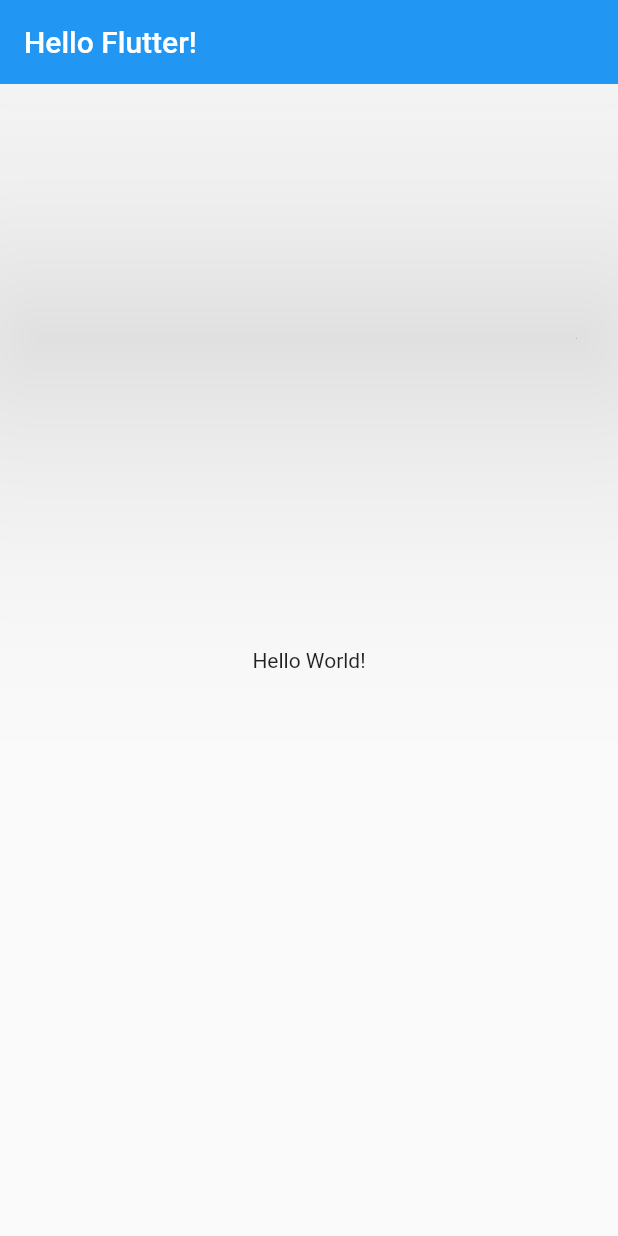
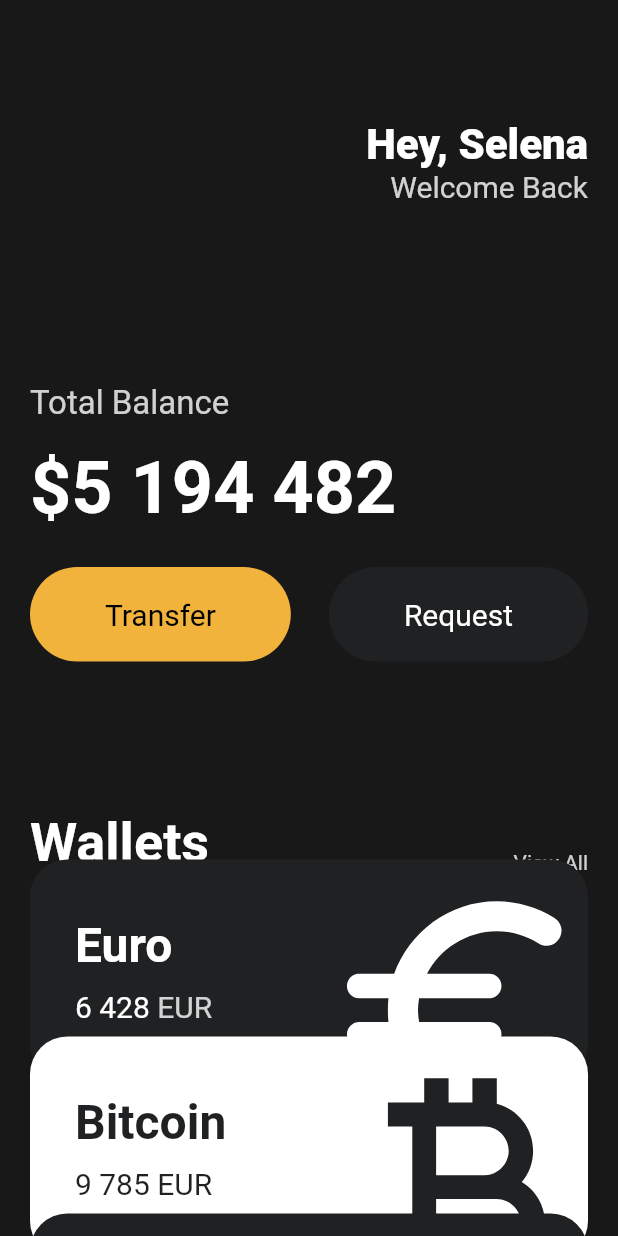
Before and after one commit to brithely/learn-flutter, a Flutter app: the screen it shows after launch, on a phone screen of 412 x 824 dp. Run offline on Flutter 3.47's test engine with Material 2 defaults, Android fonts, the phone set to English and light mode, and no system bars.

Commit message:
3 UI CHALLENGE

```diff
--- a/toonflix/lib/main.dart
+++ b/toonflix/lib/main.dart
@@ -1,25 +1,143 @@
-import 'package:flutter/cupertino.dart';
 import 'package:flutter/material.dart';
-
-
+import 'package:toonflix/widgets/button.dart';
+import 'package:toonflix/widgets/currency_card.dart';
 
 void main() {
-  runApp(App());
+  runApp(const App());
 }
 
 class App extends StatelessWidget {
+  const App({super.key});
+
   // 시작이 되는 위젯 (root widget)
 
   @override
   Widget build(BuildContext context) {
     return MaterialApp(
       home: Scaffold(
-        appBar: AppBar(
-          elevation: 99,
-          title: Text('Hello Flutter!'),
-        ),
-        body: Center(
-          child: Text('Hello World!'),
+        backgroundColor: const Color(0xFF181818),
+        body: SingleChildScrollView(
+          child: Padding(
+            padding: const EdgeInsets.symmetric(
+              horizontal: 20,
+            ),
+            child: Column(
+              crossAxisAlignment: CrossAxisAlignment.start,
+              children: [
+                const SizedBox(
+                  height: 80,
+                ),
+                Row(
+                  mainAxisAlignment: MainAxisAlignment.end,
+                  children: [
+                    Column(
+                      crossAxisAlignment: CrossAxisAlignment.end,
+                      children: [
+                        const Text(
+                          'Hey, Selena',
+                          style: TextStyle(
+                            color: Colors.white,
+                            fontSize: 28,
+                            fontWeight: FontWeight.w800,
+                          ),
+                        ),
+                        Text(
+                          'Welcome Back',
+                          style: TextStyle(
+                            color: Colors.white.withOpacity(0.8),
+                            fontSize: 20,
+                          ),
+                        ),
+                      ],
+                    )
+                  ],
+                ),
+                const SizedBox(
+                  height: 120,
+                ),
+                Text(
+                  'Total Balance',
+                  style: TextStyle(
+                    fontSize: 22,
+                    color: Colors.white.withOpacity(0.8),
+                  ),
+                ),
+                const SizedBox(
+                  height: 15,
+                ),
+                const Text(
+                  '\$5 194 482',
+                  style: TextStyle(
+                    fontSize: 48,
+                    fontWeight: FontWeight.w600,
+                    color: Colors.white,
+                  ),
+                ),
+                const SizedBox(
+                  height: 25,
+                ),
+                Row(
+                  mainAxisAlignment: MainAxisAlignment.spaceBetween,
+                  children: const [
+                    Button(
+                      text: 'Transfer',
+                      bgColor: Color(0xFFF1B33B),
+                      textColor: Colors.black,
+                    ),
+                    Button(
+                      text: 'Request',
+                      bgColor: Color(0xFF1F2123),
+                      textColor: Colors.white,
+                    ),
+                  ],
+                ),
+                const SizedBox(
+                  height: 100,
+                ),
+                Row(
+                  crossAxisAlignment: CrossAxisAlignment.end,
+                  mainAxisAlignment: MainAxisAlignment.spaceBetween,
+                  children: [
+                    const Text('Wallets',
+                        style: TextStyle(
+                          color: Colors.white,
+                          fontSize: 36,
+                          fontWeight: FontWeight.w600,
+                        )),
+                    Text('View All',
+                        style: TextStyle(color: Colors.white.withOpacity(0.8))),
+                  ],
+                ),
+                const SizedBox(
+                  height: 20,
+                ),
+                const CurrencyCard(
+                  name: "Euro",
+                  code: "EUR",
+                  amount: "6 428",
+                  icon: Icons.euro_rounded,
+                  isInverted: false,
+                  order: 1,
+                ),
+                const CurrencyCard(
+                  name: "Bitcoin",
+                  code: "EUR",
+                  amount: "9 785",
+                  icon: Icons.currency_bitcoin,
+                  isInverted: true,
+                  order: 2,
+                ),
+                const CurrencyCard(
+                  name: "Dollar",
+                  code: "USD",
+                  amount: "428",
+                  icon: Icons.attach_money_rounded,
+                  isInverted: false,
+                  order: 3,
+                ),
+              ],
+            ),
+          ),
         ),
       ),
     );
--- /dev/null
+++ b/toonflix/lib/widgets/button.dart
@@ -0,0 +1,37 @@
+import 'package:flutter/cupertino.dart';
+
+class Button extends StatelessWidget {
+  final String text;
+  final Color bgColor;
+  final Color textColor;
+
+  const Button({
+    super.key,
+    required this.text,
+    required this.bgColor,
+    required this.textColor,
+  });
+
+  @override
+  Widget build(BuildContext context) {
+    return Container(
+      decoration: BoxDecoration(
+        color: bgColor,
+        borderRadius: BorderRadius.circular(45),
+      ),
+      child: Padding(
+        padding: const EdgeInsets.symmetric(
+          vertical: 20,
+          horizontal: 50,
+        ),
+        child: Text(
+          text,
+          style: TextStyle(
+            color: textColor,
+            fontSize: 20,
+          ),
+        ),
+      ),
+    );
+  }
+}
--- /dev/null
+++ b/toonflix/lib/widgets/currency_card.dart
@@ -0,0 +1,94 @@
+import 'package:flutter/material.dart';
+
+class CurrencyCard extends StatelessWidget {
+  final String name, code, amount;
+  final IconData icon;
+  final bool isInverted;
+  final int order;
+
+  final _blackColor = const Color(0xFF1F2123);
+  final _offsetY = -30;
+
+  const CurrencyCard({
+    super.key,
+    required this.name,
+    required this.code,
+    required this.amount,
+    required this.icon,
+    required this.isInverted,
+    required this.order,
+  });
+
+  @override
+  Widget build(BuildContext context) {
+    final offset = order.toDouble() * _offsetY;
+
+    return Transform.translate(
+      offset: Offset(0, offset),
+      child: Container(
+          clipBehavior: Clip.hardEdge,
+          decoration: BoxDecoration(
+            color: isInverted ? Colors.white : _blackColor,
+            borderRadius: BorderRadius.circular(25),
+          ),
+          child: Padding(
+            padding: const EdgeInsets.all(30),
+            child: Row(
+              mainAxisAlignment: MainAxisAlignment.spaceBetween,
+              children: [
+                Column(
+                  crossAxisAlignment: CrossAxisAlignment.start,
+                  children: [
+                    Text(name,
+                        style: TextStyle(
+                          color: isInverted ? _blackColor : Colors.white,
+                          fontSize: 32,
+                          fontWeight: FontWeight.w600,
+                        )),
+                    const SizedBox(
+                      height: 10,
+                    ),
+                    Row(
+                      children: [
+                        Text(
+                          amount,
+                          style: TextStyle(
+                            color: isInverted ? _blackColor : Colors.white,
+                            fontSize: 20,
+                          ),
+                        ),
+                        const SizedBox(
+                          width: 5,
+                        ),
+                        Text(
+                          code,
+                          style: TextStyle(
+                            color: isInverted
+                                ? _blackColor
+                                : Colors.white.withOpacity(0.8),
+                            fontSize: 20,
+                          ),
+                        ),
+                      ],
+                    ),
+                  ],
+                ),
+                Transform.scale(
+                    scale: 2.2,
+                    child: Transform.translate(
+                      offset: const Offset(
+                        -5,
+                        12,
+                      ),
+                      child: Icon(
+                        icon,
+                        color: isInverted ? _blackColor : Colors.white,
+                        size: 88,
+                      ),
+                    ))
+              ],
+            ),
+          )),
+    );
+  }
+}
```
Also changed, not shown: 2 other files.
